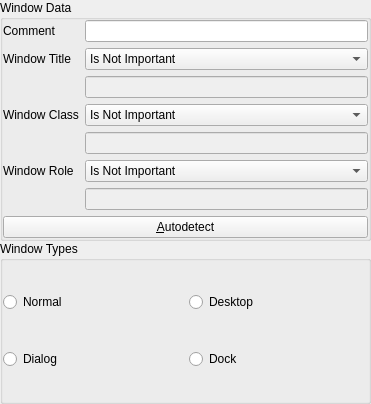
Old version of the form kcm_hotkeys/helper_widgets/window_definition_widget.ui in the repository KDE/khotkeys.
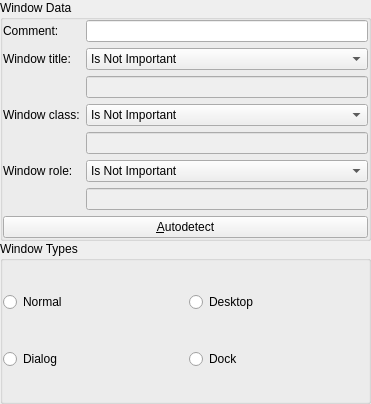
New version of the form. Custom widgets are drawn as their Qt base class.

Patch:
```diff
--- a/kcm_hotkeys/helper_widgets/window_definition_widget.ui
+++ b/kcm_hotkeys/helper_widgets/window_definition_widget.ui
@@ -30,14 +30,14 @@
         <item row="0" column="0" >
          <widget class="QLabel" name="comment_label" >
           <property name="text" >
-           <string>Comment</string>
+           <string>Comment:</string>
           </property>
          </widget>
         </item>
         <item row="1" column="0" >
          <widget class="QLabel" name="window_title_label" >
           <property name="text" >
-           <string>Window Title</string>
+           <string>Window title:</string>
           </property>
          </widget>
         </item>
@@ -83,7 +83,7 @@
         <item row="3" column="0" >
          <widget class="QLabel" name="window_class_label" >
           <property name="text" >
-           <string>Window Class</string>
+           <string>Window class:</string>
           </property>
          </widget>
         </item>
@@ -129,7 +129,7 @@
         <item row="5" column="0" >
          <widget class="QLabel" name="window_role_label" >
           <property name="text" >
-           <string>Window Role</string>
+           <string>Window role:</string>
           </property>
          </widget>
         </item>
```
